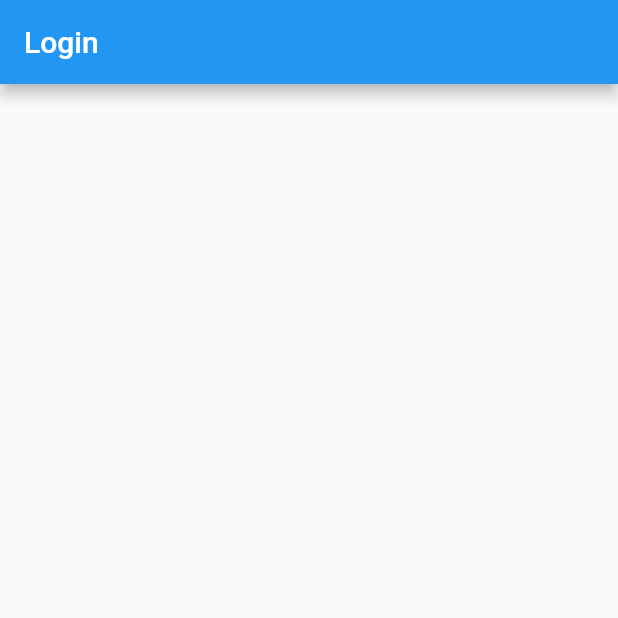
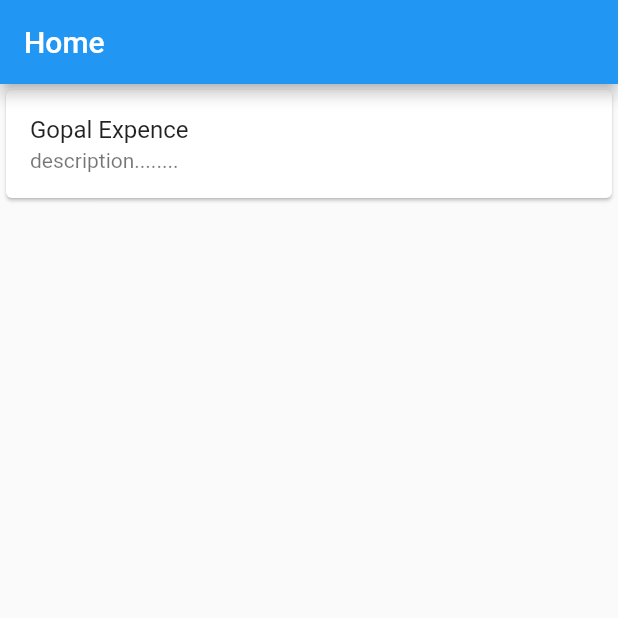
Before and after one commit to gopalkatariya44/Expense, a Flutter app: the screen it shows after launch, on a phone screen of 412 x 824 dp, the top half of it. Run offline on Flutter 3.47's test engine with Material 2 defaults, Android fonts, the phone set to English and light mode, and no system bars; our stand-ins replace pin_code_fields.

```diff
--- a/lib/main.dart
+++ b/lib/main.dart
@@ -1,3 +1,4 @@
+import 'package:app/screens/home.dart';
 import 'package:app/screens/login.dart';
 import 'package:flutter/material.dart';
 
@@ -15,7 +16,7 @@ class MyApp extends StatelessWidget {
       theme: ThemeData(
         primarySwatch: Colors.blue,
       ),
-      home: const LoginScreen(),
+      home: const HomeScreen(),
     );
   }
 }
--- /dev/null
+++ b/lib/screens/home.dart
@@ -0,0 +1,37 @@
+import 'package:app/screens/details.dart';
+import 'package:flutter/material.dart';
+
+class HomeScreen extends StatelessWidget {
+  const HomeScreen({Key? key}) : super(key: key);
+
+  @override
+  Widget build(BuildContext context) {
+    return Scaffold(
+      appBar: AppBar(
+        title: const Text("Home"),
+      ),
+      body: SizedBox(
+        width: MediaQuery.of(context).size.width,
+        height: MediaQuery.of(context).size.height,
+        child: Column(
+          children: [
+            InkWell(
+              child: Card(
+                child: ListTile(
+                  title: Text('Gopal Expence'),
+                  subtitle: Text('description........'),
+                ),
+              ),
+              onTap: () {
+                Navigator.push(
+                  context,
+                  MaterialPageRoute(builder: (context) => DetailsScreen()),
+                );
+              },
+            ),
+          ],
+        ),
+      ),
+    );
+  }
+}
```
Also changed, not shown: lib/screens/details.dart (added, +24 -0 lines).
